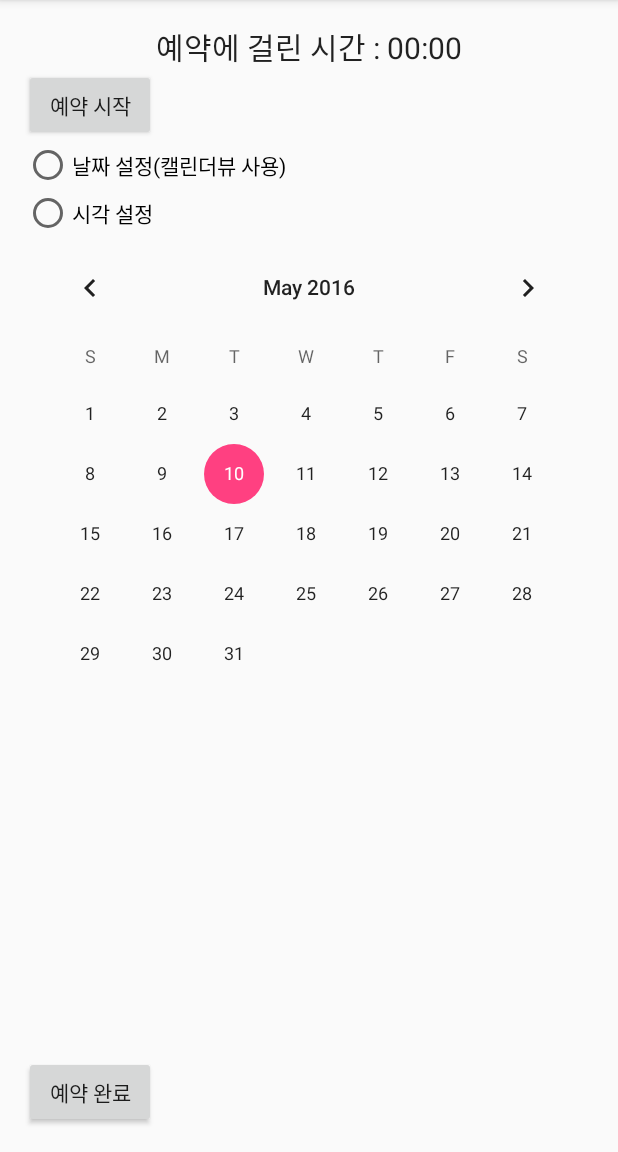
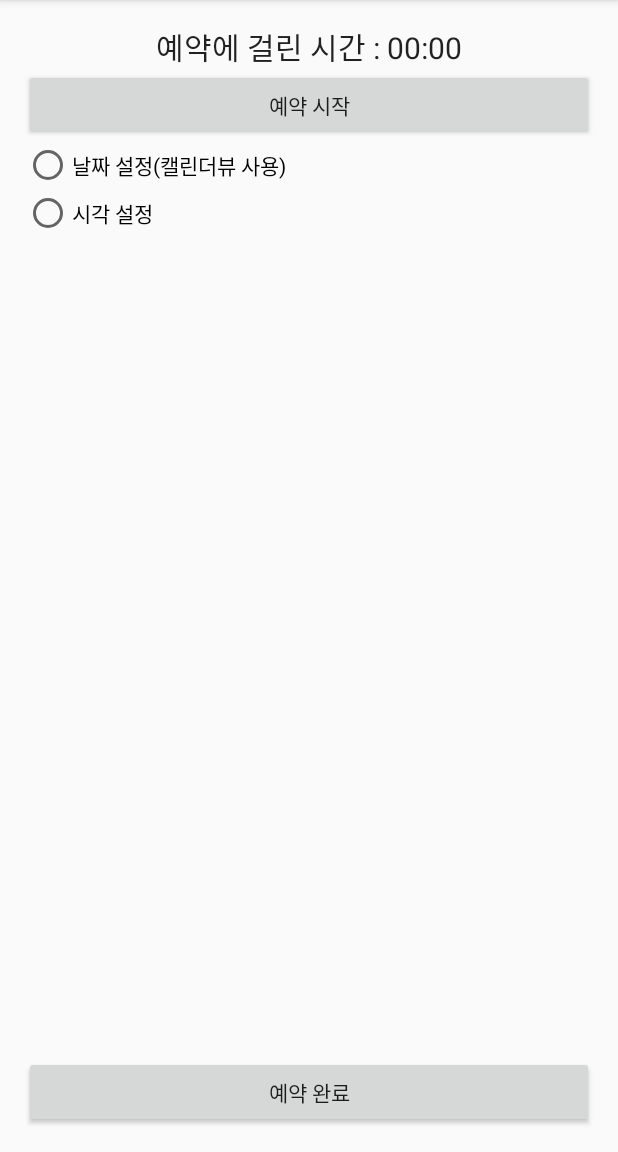
Before and after one commit to ShiEun/reservation_system, an Android app: the screen it shows after launch (MainActivity), on a phone screen of 412 x 824 dp, the part 84-1236 px from its top. Run offline under Robolectric (Android 15) with nearby library versions, the phone set to English and light mode, and no system bars.

Commit message:
#3 second event programming

```diff
--- a/app/src/main/java/kr/hs/emirim/tldms0940/reservationsystem/MainActivity.java
+++ b/app/src/main/java/kr/hs/emirim/tldms0940/reservationsystem/MainActivity.java
@@ -2,12 +2,37 @@ package kr.hs.emirim.tldms0940.reservationsystem;
 
 import android.support.v7.app.AppCompatActivity;
 import android.os.Bundle;
+import android.view.View;
+import android.widget.Button;
+import android.widget.CalendarView;
+import android.widget.Chronometer;
+import android.widget.RadioButton;
+import android.widget.TextView;
+import android.widget.TimePicker;
 
 public class MainActivity extends AppCompatActivity {
+
+    Chronometer chrono;
+    Button butStart,butDone;
+    RadioButton radioDate,radioTime;
+    CalendarView calView;
+    TimePicker timePick;
+    TextView textResult;
 
     @Override
     protected void onCreate(Bundle savedInstanceState) {
         super.onCreate(savedInstanceState);
         setContentView(R.layout.activity_main);
+
+        chrono = (Chronometer)findViewById(R.id.chrono);
+        butStart=(Button)findViewById(R.id.but_start);
+        butDone = (Button)findViewById(R.id.but_done);
+        radioDate=(RadioButton)findViewById(R.id.radio_date);
+        radioTime=(RadioButton)findViewById(R.id.radio_time);
+        calView=(CalendarView)findViewById(R.id.calendar);
+        timePick=(TimePicker)findViewById(R.id.time_pick);
+        textResult=(TextView)findViewById(R.id.text_result);
+        timePick.setVisibility(View.INVISIBLE);
+        calView.setVisibility(View.INVISIBLE);
     }
 }
--- a/app/src/main/res/layout/activity_main.xml
+++ b/app/src/main/res/layout/activity_main.xml
@@ -19,9 +19,10 @@
         android:textSize="20sp"
         android:gravity="center"/>
     <Button
-        android:layout_width="wrap_content"
+        android:id="@+id/but_start"
+        android:layout_width="match_parent"
         android:layout_height="wrap_content"
-        android:text="@string/but_start"/>
+        android:text="@string/but_start" />
     <RadioGroup
         android:id="@+id/radio_group"
         android:orientation="vertical"
@@ -50,10 +51,11 @@
             android:layout_width="match_parent"
             android:layout_height="wrap_content"></CalendarView>
         <TimePicker
-            android:id="@+id/time"
+            android:id="@+id/time_pick"
             android:layout_width="match_parent"
             android:layout_height="wrap_content"
-            android:visibility="invisible">
+            android:visibility="invisible"
+            android:timePickerMode="spinner">
         </TimePicker>
     </FrameLayout>
     </LinearLayout>
@@ -62,7 +64,8 @@
         android:layout_height="wrap_content"
         android:orientation="horizontal">
         <Button
-            android:layout_width="wrap_content"
+            android:id="@+id/but_done"
+            android:layout_width="match_parent"
             android:layout_height="wrap_content"
             android:text="@string/but_done"/>
         <TextView
```
